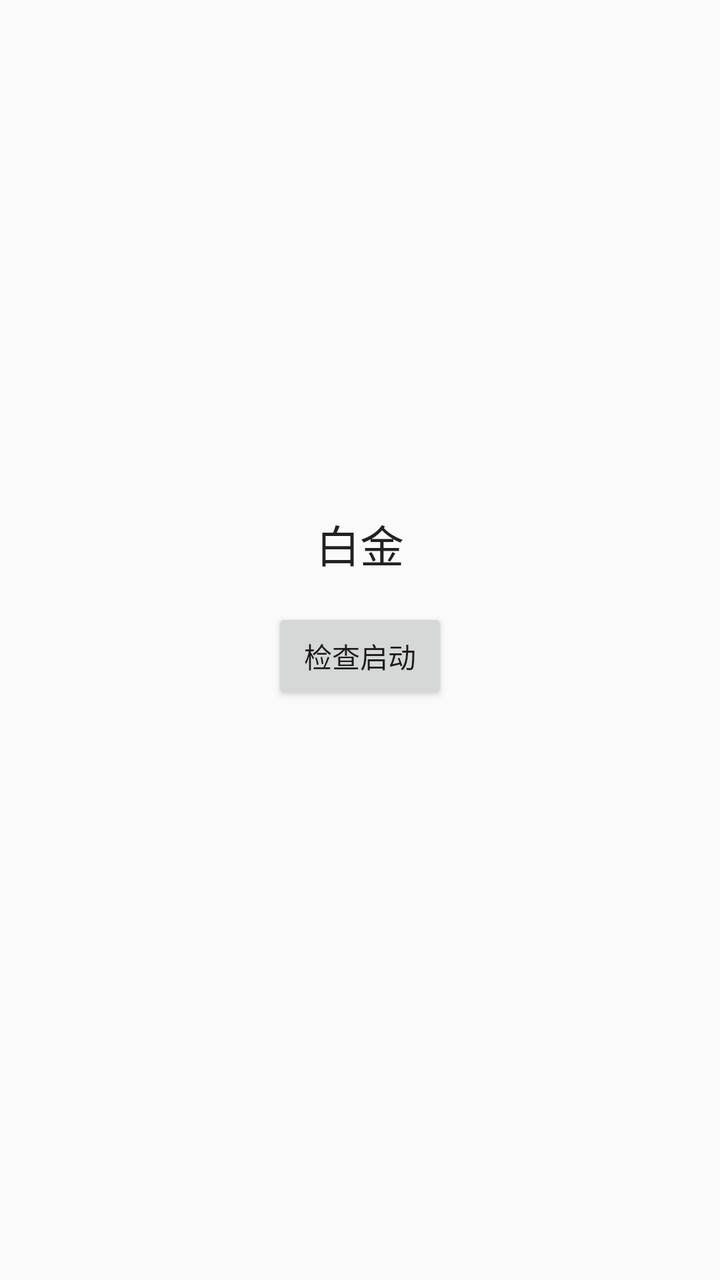
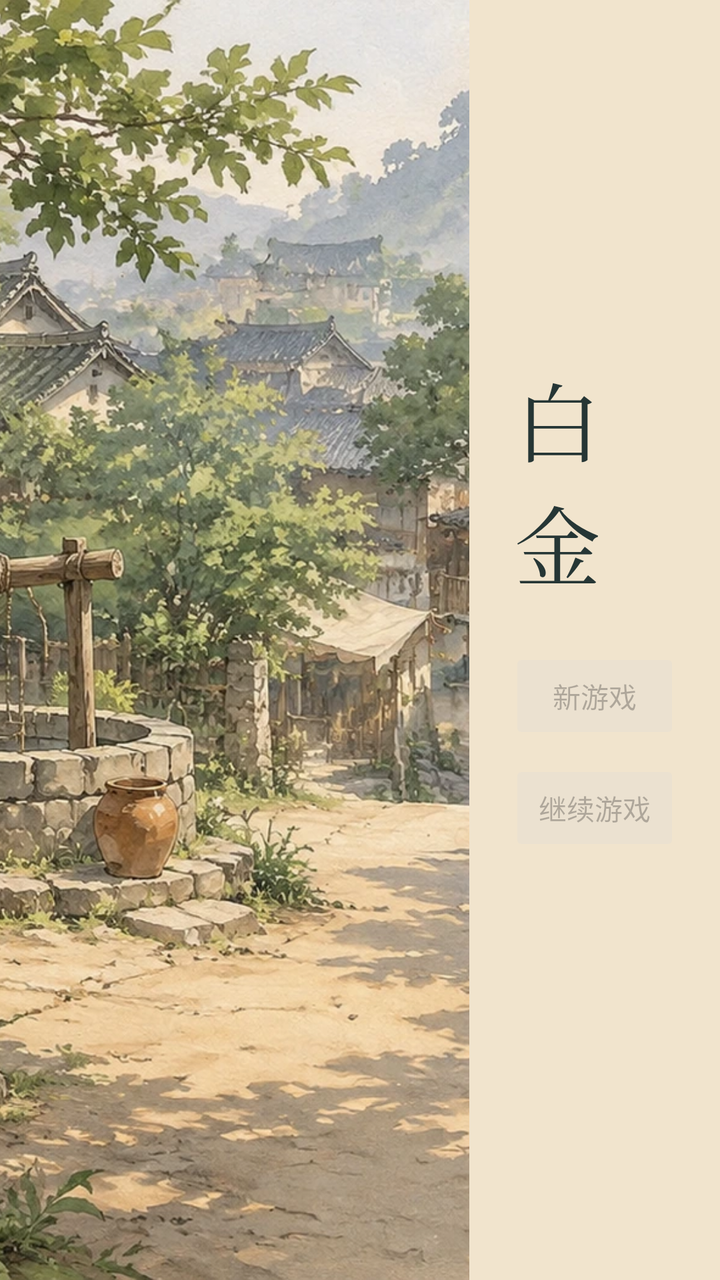

An Android layout rendered at two revisions. The XML below is the earlier revision; the diff shows what the commit changed to produce the second picture.
<!-- AndroidManifest.xml: application theme Theme.Baijin -->
<!-- res/layout/activity_main.xml -->
<?xml version="1.0" encoding="utf-8"?>
<ScrollView xmlns:android="http://schemas.android.com/apk/res/android"
    android:layout_width="match_parent"
    android:layout_height="match_parent"
    android:fillViewport="true"
    android:fitsSystemWindows="true">

    <LinearLayout
        android:layout_width="match_parent"
        android:layout_height="wrap_content"
        android:gravity="center"
        android:orientation="vertical"
        android:padding="24dp">

        <TextView
            android:layout_width="wrap_content"
            android:layout_height="wrap_content"
            android:text="@string/app_name"
            android:textAppearance="?android:attr/textAppearanceLarge" />

        <Button
            android:id="@+id/check_startup"
            android:layout_width="wrap_content"
            android:layout_height="wrap_content"
            android:layout_marginTop="16dp"
            android:minHeight="48dp"
            android:text="@string/check_startup" />

        <TextView
            android:id="@+id/startup_status"
            android:layout_width="wrap_content"
            android:layout_height="wrap_content"
            android:layout_marginTop="8dp"
            android:accessibilityLiveRegion="polite"
            android:freezesText="true"
            android:gravity="center"
            android:textAppearance="?android:attr/textAppearanceMedium" />
    </LinearLayout>
</ScrollView>
<!-- resources referenced by this layout -->
<resources>
  <string name="app_name">白金</string>
  <string name="check_startup">检查启动</string>
  <style name="Theme.Baijin" parent="@android:style/Theme.Material.Light.NoActionBar">
          <item name="android:statusBarColor">?android:attr/colorBackground</item>
          <item name="android:navigationBarColor">?android:attr/colorBackground</item>
          <item name="android:windowLightStatusBar">true</item>
          <item name="android:windowLightNavigationBar">true</item>
      </style>
</resources>

<!-- the commit's change to res/layout/activity_main.xml (unified diff, before → after) -->
@@ -1,39 +1,66 @@
 <?xml version="1.0" encoding="utf-8"?>
-<ScrollView xmlns:android="http://schemas.android.com/apk/res/android"
+<LinearLayout xmlns:android="http://schemas.android.com/apk/res/android"
     android:layout_width="match_parent"
     android:layout_height="match_parent"
-    android:fillViewport="true"
-    android:fitsSystemWindows="true">
+    android:orientation="horizontal">
 
-    <LinearLayout
-        android:layout_width="match_parent"
-        android:layout_height="wrap_content"
-        android:gravity="center"
-        android:orientation="vertical"
-        android:padding="24dp">
+    <ImageView
+        android:layout_width="0dp"
+        android:layout_height="match_parent"
+        android:layout_weight="3"
+        android:importantForAccessibility="no"
+        android:scaleType="centerCrop"
+        android:src="@drawable/town_intro" />
 
-        <TextView
-            android:layout_width="wrap_content"
+    <ScrollView
+        android:layout_width="0dp"
+        android:layout_height="match_parent"
+        android:layout_weight="1.6"
+        android:fillViewport="true">
+
+        <LinearLayout
+            android:layout_width="match_parent"
             android:layout_height="wrap_content"
-            android:text="@string/app_name"
-            android:textAppearance="?android:attr/textAppearanceLarge" />
+            android:gravity="center"
+            android:orientation="vertical"
+            android:padding="20dp">
 
-        <Button
-            android:id="@+id/check_startup"
-            android:layout_width="wrap_content"
-            android:layout_height="wrap_content"
-            android:layout_marginTop="16dp"
-            android:minHeight="48dp"
-            android:text="@string/check_startup" />
+            <TextView
+                android:layout_width="wrap_content"
+                android:layout_height="wrap_content"
+                android:fontFamily="serif"
+                android:letterSpacing="0.12"
+                android:text="@string/app_name"
+                android:textColor="@color/ink"
+                android:textSize="43sp" />
 
-        <TextView
-            android:id="@+id/startup_status"
-            android:layout_width="wrap_content"
-            android:layout_height="wrap_content"
-            android:layout_marginTop="8dp"
-            android:accessibilityLiveRegion="polite"
-            android:freezesText="true"
-            android:gravity="center"
-            android:textAppearance="?android:attr/textAppearanceMedium" />
-    </LinearLayout>
-</ScrollView>
+            <Button
+                android:id="@+id/new_game"
+                android:layout_width="match_parent"
+                android:layout_height="wrap_content"
+                android:layout_marginTop="22dp"
+                android:enabled="false"
+                android:minHeight="48dp"
+                android:text="@string/new_game" />
+
+            <Button
+                android:id="@+id/continue_game"
+                android:layout_width="match_parent"
+                android:layout_height="wrap_content"
+                android:layout_marginTop="8dp"
+                android:enabled="false"
+                android:minHeight="48dp"
+                android:text="@string/continue_game" />
+
+            <TextView
+                android:id="@+id/startup_status"
+                android:layout_width="wrap_content"
+                android:layout_height="wrap_content"
+                android:layout_marginTop="14dp"
+                android:accessibilityLiveRegion="polite"
+                android:gravity="center"
+                android:textColor="@color/muted_ink"
+                android:textSize="14sp" />
+        </LinearLayout>
+    </ScrollView>
+</LinearLayout>
<!-- resource entries referenced after the edit -->
@@ -1,12 +1,19 @@
 <!-- resources referenced by this layout -->
 <resources>
+  <color name="ink">#263635</color>
+  <color name="muted_ink">#5B5140</color>
+  <!-- drawable town_intro: webp bitmap (drawable-nodpi, 548762 bytes) -->
   <string name="app_name">白金</string>
-  <string name="check_startup">检查启动</string>
-  <style name="Theme.Baijin" parent="@android:style/Theme.Material.Light.NoActionBar">
-          <item name="android:statusBarColor">?android:attr/colorBackground</item>
-          <item name="android:navigationBarColor">?android:attr/colorBackground</item>
+  <string name="continue_game">继续游戏</string>
+  <string name="new_game">新游戏</string>
+  <style name="Theme.Baijin" parent="Base.Theme.Baijin" />
+  <style name="Base.Theme.Baijin" parent="@android:style/Theme.Material.Light.NoActionBar">
+          <item name="android:colorAccent">@color/action_ink</item>
+          <item name="android:windowBackground">@color/paper</item>
+          <item name="android:statusBarColor">@color/paper</item>
           <item name="android:windowLightStatusBar">true</item>
-          <item name="android:windowLightNavigationBar">true</item>
       </style>
+  <color name="action_ink">#345354</color>
+  <color name="paper">#F1E4CD</color>
 </resources>
 
